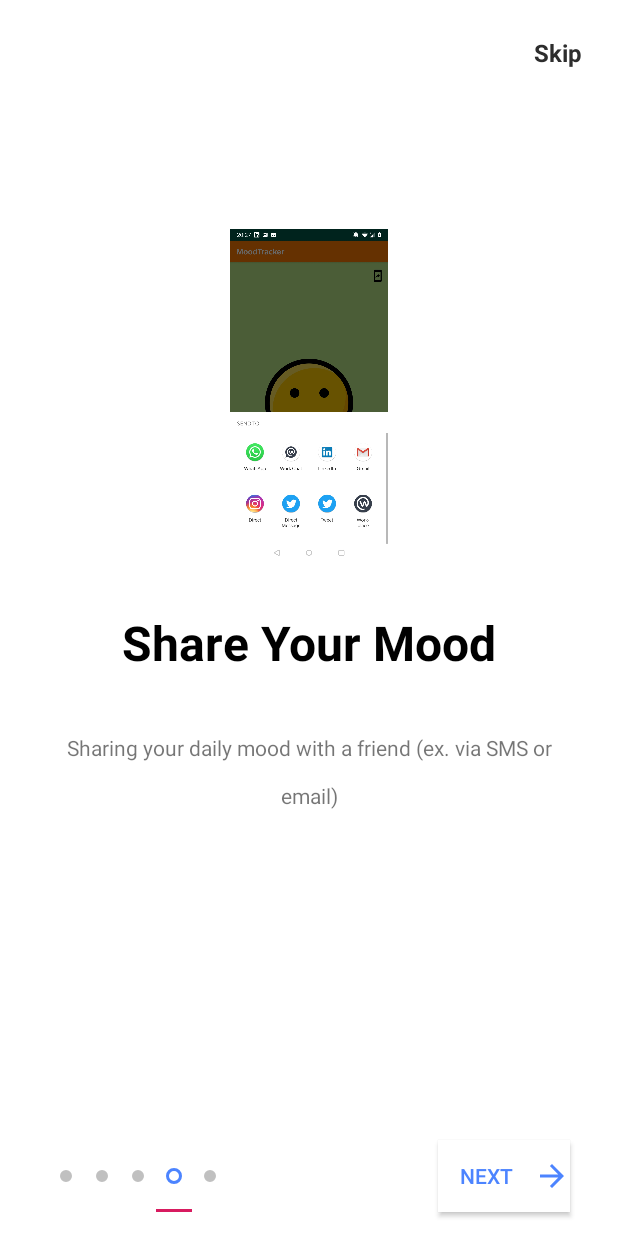
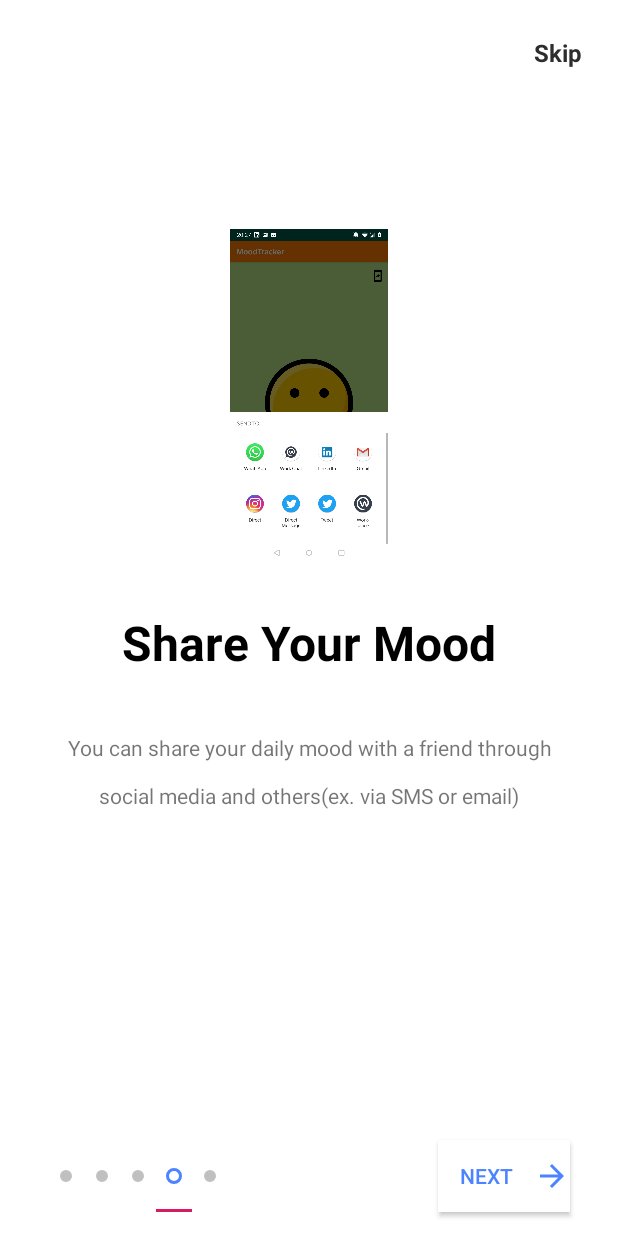
Before and after one commit to mutwakilmo/MoodTracker, an Android app: the screen it shows after launch (IntroActivity), item 4 of the bottom bar chosen, on a phone screen of 412 x 824 dp. Run offline under Robolectric (Android 15) with nearby library versions, the phone set to English and light mode, and no system bars.

Commit message:
reviews project

```diff
--- a/app/src/main/java/com/mutwakilmo/android/moodtracker/IntroActivity.java
+++ b/app/src/main/java/com/mutwakilmo/android/moodtracker/IntroActivity.java
@@ -72,9 +72,9 @@ public class IntroActivity extends AppCompatActivity {
         final List<ScreenItem> mList = new ArrayList<>();
         mList.add(new ScreenItem("Mood Tracker App","The idea is simple: every day, you record your mood within the application. ",R.drawable.web_hi_res_512));
         mList.add(new ScreenItem("Choose Your Mood","The mood is set for an entire day, but at any point during a day, you can reopen the app to change your mood. At midnight, the mood at that point in time will be saved as the mood of the day, and you can start setting the mood of the new day!",R.drawable.img1));
-        mList.add(new ScreenItem("Add Note to Your Mood","In the bottom left of the screen, a button will let you add a custom note to the mood. When you press it, a popup will be displayed with a text zone and a keyboard so you can enter your note. ",R.drawable.img4));
-        mList.add(new ScreenItem("Share Your Mood","Sharing your daily mood with a friend (ex. via SMS or email)",R.drawable.screenshot_3));
-        mList.add(new ScreenItem("View Your Mood History","On the mood history screen, the most recent 7 moods will be shown as horizontal bars arranged vertically from oldest to newest. An icon should indicate if a mood has an associated note. If a mood has a note and you click the icon, the note should be shown briefly at the bottom of the screen as a Toast.",R.drawable.img3));
+        mList.add(new ScreenItem("Add a Note to Your Mood","In the bottom left of the screen, a button will let you add a custom note to the mood. When you press it, a pop-up will be displayed with a text zone and a keyboard so you can enter your note. ",R.drawable.img4));
+        mList.add(new ScreenItem("Share Your Mood","You can share your daily mood with a friend through social media and others(ex. via SMS or email)",R.drawable.screenshot_3));
+        mList.add(new ScreenItem("View Your Mood History","On the mood history screen, the most recent 7 moods will be shown as horizontal bars arranged vertically from oldest to newest. An icon should indicate if a mood has an associated note.",R.drawable.img3));
 
         // setup viewpager
         screenPager =findViewById(R.id.screen_viewpager);
@@ -199,7 +199,7 @@ public class IntroActivity extends AppCompatActivity {
 
     }
 
-    // show the GETSTARTED Button and hide the indicator and the next button
+    // show the GET STARTED Button and hide the indicator and the next button
     private void loaddLastScreen() {
 
         btnNext.setVisibility(View.INVISIBLE);
--- a/app/src/main/java/com/mutwakilmo/android/moodtracker/adapter/MoodsAdapter.java
+++ b/app/src/main/java/com/mutwakilmo/android/moodtracker/adapter/MoodsAdapter.java
@@ -26,6 +26,7 @@ public class MoodsAdapter extends RecyclerView.Adapter<MoodsAdapter.MoodViewHold
     private ArrayList<Integer> mMoods;
     private ArrayList<String> mComments;
 
+    //*** Constructor*
     public MoodsAdapter(Context context, int currentDay, ArrayList<Integer> moods, ArrayList<String> comments) {
         this.mContext = context;
         this.mCurrentDay = currentDay;
@@ -83,6 +84,7 @@ public class MoodsAdapter extends RecyclerView.Adapter<MoodsAdapter.MoodViewHold
         moodViewHolder.rightFrameLayout.setLayoutParams(rightLayoutParams);
         moodViewHolder.leftFrameLayout.setBackgroundResource(Constants.moodColorsArray[mood]);
 
+        //** if there's a comment, show the icon and a toast on click*
         final String comment = mComments.get(i);
         if (comment != null && !comment.isEmpty()) {
             moodViewHolder.commentButton.setVisibility(View.VISIBLE);
--- a/app/src/main/java/com/mutwakilmo/android/moodtracker/ui/MoodHistoryActivity.java
+++ b/app/src/main/java/com/mutwakilmo/android/moodtracker/ui/MoodHistoryActivity.java
@@ -31,7 +31,7 @@ public class MoodHistoryActivity extends AppCompatActivity {
         mPreferences = PreferenceManager.getDefaultSharedPreferences(this);
         currentDay = mPreferences.getInt(SharedPreferencesHelper.KEY_CURRENT_DAY, 1);
 
-        moodsRecyclerView = findViewById(R.id.rv_moods);
+        moodsRecyclerView = findViewById(R.id.reycler_moods);
         moodsRecyclerView.setLayoutManager(new LinearLayoutManager(this, LinearLayoutManager.VERTICAL, true));
 
         for (int i = 0; i < currentDay; i++) {
--- a/app/src/main/java/com/mutwakilmo/android/moodtracker/util/Constants.java
+++ b/app/src/main/java/com/mutwakilmo/android/moodtracker/util/Constants.java
@@ -6,11 +6,13 @@ import com.mutwakilmo.android.moodtracker.R;
  * Created by Mutwakil Mo on ${Date}
  */
 public class Constants {
+    //* moods array images*
     public static int[] moodImagesArray = {R.drawable.smiley_sad,
             R.drawable.smiley_disappointed,
             R.drawable.smiley_normal,
             R.drawable.smiley_happy,
             R.drawable.smiley_super_happy};
+    /** moods array colors */
 
     public static int[] moodColorsArray = {R.color.colorSad,
             R.color.colorDisappointed,
@@ -18,6 +20,7 @@ public class Constants {
             R.color.colorHappy,
             R.color.colorSuperHappy};
 
+    /** The sounds id array for the moods */
     public static int[] moodSoundsArray = {R.raw.note_sad,
             R.raw.note_disappointed,
             R.raw.note_normal,
--- a/app/src/main/res/layout/activity_mood_history.xml
+++ b/app/src/main/res/layout/activity_mood_history.xml
@@ -6,7 +6,7 @@
     tools:context=".ui.MoodHistoryActivity">
 
     <android.support.v7.widget.RecyclerView
-        android:id="@+id/rv_moods"
+        android:id="@+id/reycler_moods"
         android:layout_width="match_parent"
         android:layout_height="wrap_content"
         tools:listItem="@layout/item_mood" />
--- a/app/src/main/res/layout/item_mood.xml
+++ b/app/src/main/res/layout/item_mood.xml
@@ -5,7 +5,6 @@
     android:layout_width="match_parent"
     android:layout_height="100dp"
     android:orientation="horizontal">
-
 
     <FrameLayout
         android:id="@+id/left_frame_layout"
```
Also changed, not shown: app/src/main/java/com/mutwakilmo/android/moodtracker/ui/MainActivity.java (+6 -4 lines).
